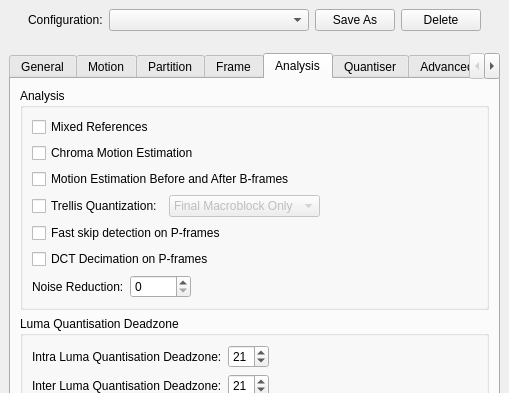
First picture: the form in branches/avidemux_2.5_branch_gruntster/plugins/ADM_videoEncoder/ADM_vidEnc_x264/qt4/x264ConfigDialog.ui, repository BackupTheBerlios/avidemux-svn, before the edit; both pictures show x 0 to 509 and y 0 to 393 of the 509 by 603 pixel window.
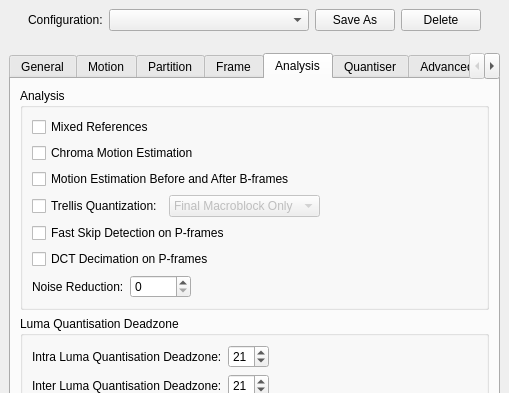
Second picture: the form after the edit. The open tabs and pages were chosen to show the change.

Commit message: [x264] cosmetics

```diff
--- a/branches/avidemux_2.5_branch_gruntster/plugins/ADM_videoEncoder/ADM_vidEnc_x264/qt4/x264ConfigDialog.ui
+++ b/branches/avidemux_2.5_branch_gruntster/plugins/ADM_videoEncoder/ADM_vidEnc_x264/qt4/x264ConfigDialog.ui
@@ -2141,7 +2141,7 @@
             <item>
              <widget class="QCheckBox" name="fastPSkipCheckBox" >
               <property name="text" >
-               <string>Fast skip detection on P-frames</string>
+               <string>Fast Skip Detection on P-frames</string>
               </property>
              </widget>
             </item>
```
The commit also changes 2 other files.
